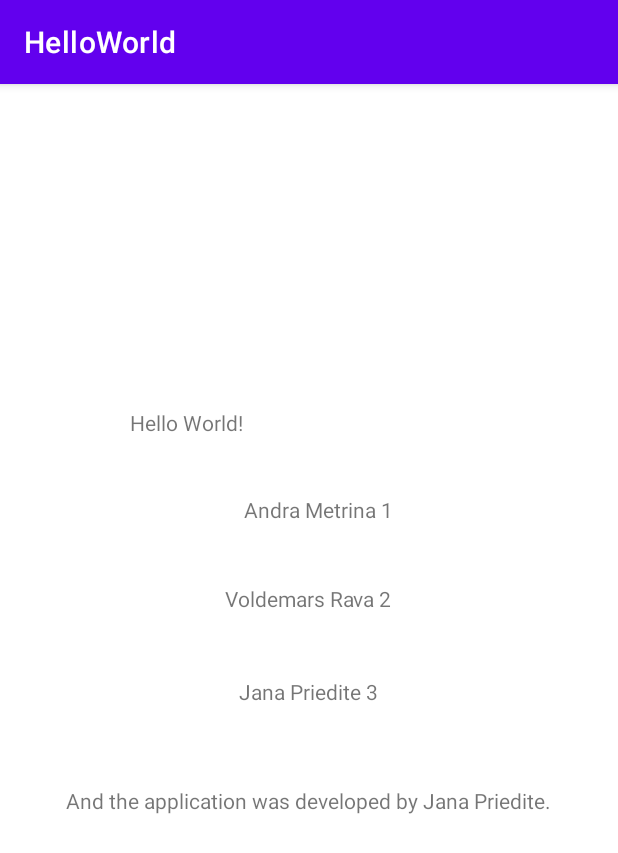
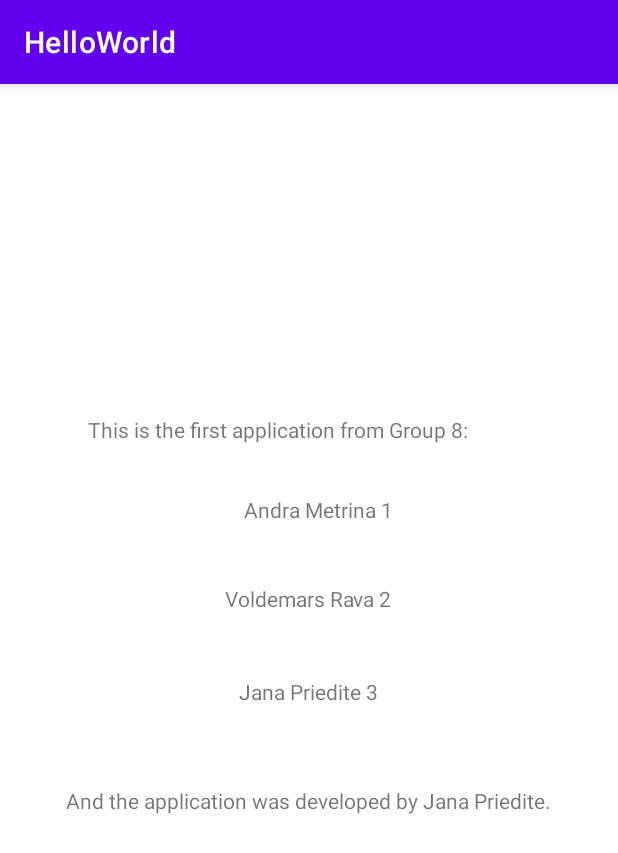
Before and after one commit to JanaIT19/MPI1-8.group, an Android app: the screen it shows after launch (MainActivity), on a phone screen of 412 x 824 dp. Shown: the top 853 px of the screen. Run offline under Robolectric (Android 15) with nearby library versions, the phone set to English and light mode, and no system bars.

Commit message:
1.praktiskais izmainas

```diff
--- a/app/src/main/res/layout/activity_main.xml
+++ b/app/src/main/res/layout/activity_main.xml
@@ -8,15 +8,14 @@
 
     <TextView
         android:id="@+id/description"
-        android:layout_width="251dp"
+        android:layout_width="295dp"
         android:layout_height="20dp"
-        android:text="Hello World!"
+        android:text="@string/main_description"
         app:layout_constraintBottom_toBottomOf="parent"
-        app:layout_constraintHorizontal_bias="0.54"
         app:layout_constraintLeft_toLeftOf="parent"
         app:layout_constraintRight_toRightOf="parent"
         app:layout_constraintTop_toTopOf="parent"
-        app:layout_constraintVertical_bias="0.289"
+        app:layout_constraintVertical_bias="0.295"
         tools:text="@string/main_description" />
 
     <TextView
```
